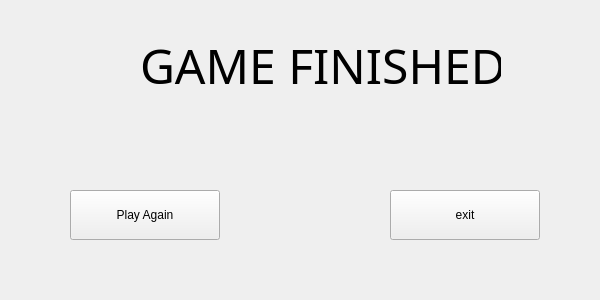
Above: proj2end.ui from emmyjan/cistfinal before the change. Below: the same form after it.
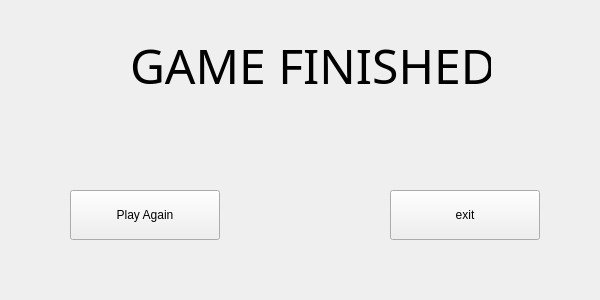
That is the form after the change.

```diff
--- a/proj2end.ui
+++ b/proj2end.ui
@@ -35,7 +35,7 @@
    <widget class="QLabel" name="done">
     <property name="geometry">
      <rect>
-      <x>140</x>
+      <x>130</x>
       <y>20</y>
       <width>361</width>
       <height>91</height>
```
